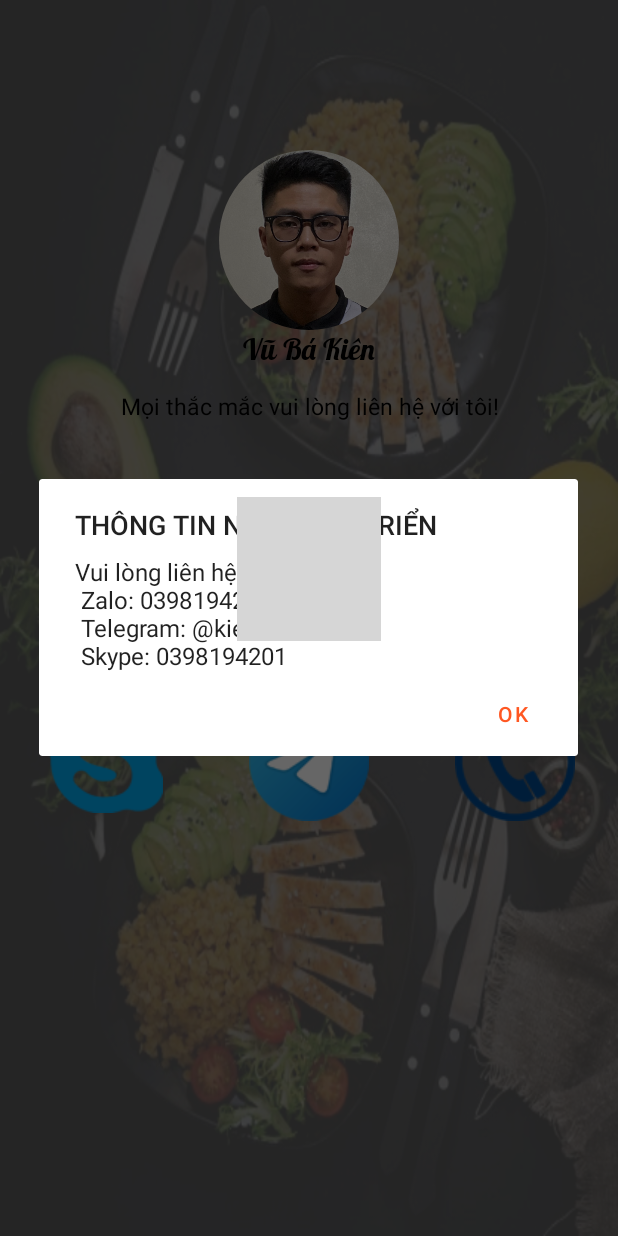
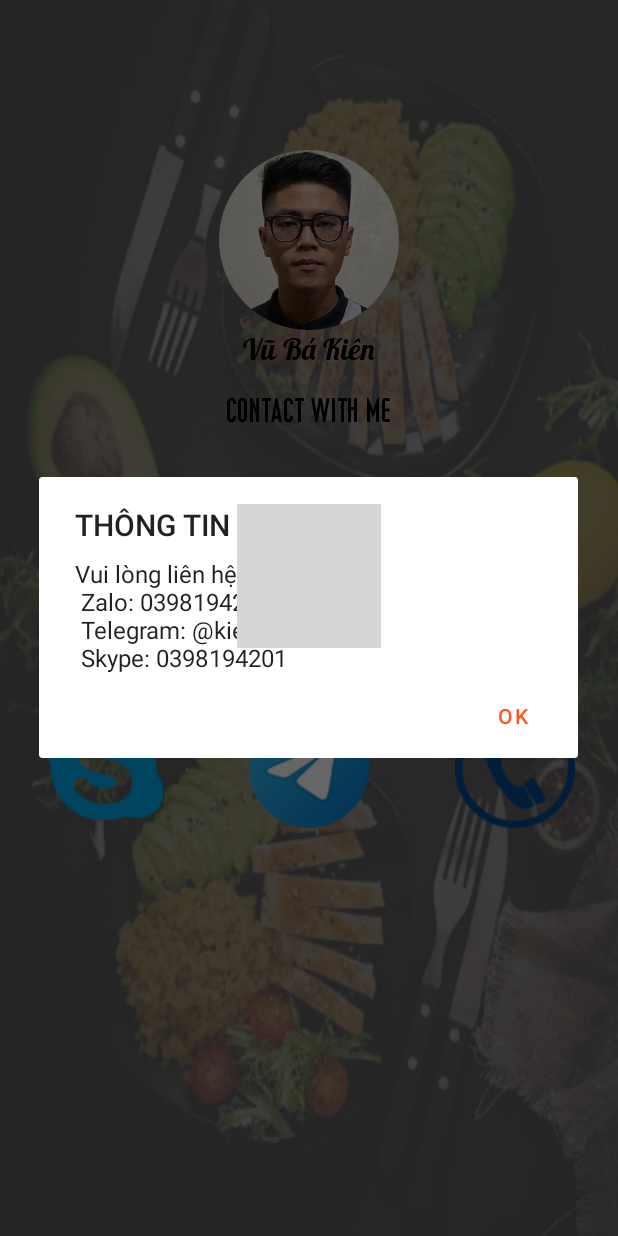
Before and after one commit to kienvu19/AppOrderFoodBasic, an Android app: the ContactWithMe screen opened directly, with no data from a screen before it, after a tap on an icon or button, on a phone screen of 412 x 824 dp. Run offline under Robolectric (Android 15) with nearby library versions, the phone set to English and light mode, and no system bars; our stand-ins replace CircleImageView; grey boxes are pictures that could not be loaded.

Commit message:
First Project Android Studio

```diff
--- a/app/src/main/java/com/example/OrderFoodAppbyKienVu/ContactWithMe.java
+++ b/app/src/main/java/com/example/OrderFoodAppbyKienVu/ContactWithMe.java
@@ -61,7 +61,7 @@ public class ContactWithMe extends AppCompatActivity {
     }
     private void confirmDialog() {
         AlertDialog.Builder builder = new AlertDialog.Builder(this);
-        builder.setTitle("THÔNG TIN NHÀ PHÁT TRIỂN");
+        builder.setTitle("THÔNG TIN");
         builder.setMessage("Vui lòng liên hệ với tôi: "+"\n Zalo: 0398194201 \n Telegram: @kienvu19 \n Skype: 0398194201");
         builder.setPositiveButton("OK", (dialogInterface, i) -> {
 
--- a/app/src/main/java/com/example/OrderFoodAppbyKienVu/DatabaseFood/DBHelper.java
+++ b/app/src/main/java/com/example/OrderFoodAppbyKienVu/DatabaseFood/DBHelper.java
@@ -107,7 +107,6 @@ public class DBHelper extends SQLiteOpenHelper {
         cursor.close();
         db.close();
         return sAmount;
-//        return formatter.format(Integer.parseInt(sAmount));
     }
 
     public boolean isMasterEmpty() {
--- a/app/src/main/java/com/example/OrderFoodAppbyKienVu/FoodAdapter.java
+++ b/app/src/main/java/com/example/OrderFoodAppbyKienVu/FoodAdapter.java
@@ -54,7 +54,6 @@ public class FoodAdapter extends RecyclerView.Adapter<FoodAdapter.FoodViewHolder
         }
         holder.imgFood.setImageResource(food.getImage());
         holder.tvName.setText(food.getName());
-//        holder.tvGia.setText(String.valueOf(food.getGia()));
         holder.tvGia.setText(currencyVN.format(food.getGia()));
         holder.tvGt.setText(food.getGioithieu());
         holder.layout_item.setOnClickListener(view -> onClickGoToDetail(food));
--- a/app/src/main/java/com/example/OrderFoodAppbyKienVu/RememberInfoUserActivity.java
+++ b/app/src/main/java/com/example/OrderFoodAppbyKienVu/RememberInfoUserActivity.java
@@ -52,9 +52,8 @@ public class RememberInfoUserActivity extends AppCompatActivity {
         builder.setTitle("Xác nhận thông tin");
         builder.setMessage("Kiểm tra lại thông tin!");
         builder.setPositiveButton("LƯU", (dialogInterface, i) -> {
+            myDB.addInformationUser(edt1.getText().toString().trim(), edt2.getText().toString().trim(), edt3.getText().toString().trim());
             finish();
-            myDB.addInformationUser(edt1.getText().toString().trim(), edt2.getText().toString().trim(), edt3.getText().toString().trim());
-//            startActivity(new Intent(RememberInfoUserActivity.this, ShowInfoUserRememberActivity.class));
         });
         builder.setNegativeButton("HỦY", (dialogInterface, i) -> {
 
--- a/app/src/main/res/layout/activity_contact_with_me.xml
+++ b/app/src/main/res/layout/activity_contact_with_me.xml
@@ -38,9 +38,10 @@
             android:layout_width="match_parent"
             android:layout_height="match_parent"
             android:gravity="center"
+            android:fontFamily="@font/utm_pacific"
             android:textColor="@color/black"
-            android:textSize="15dp"
-            android:text="Mọi thắc mắc vui lòng liên hệ với tôi!">
+            android:textSize="20dp"
+            android:text="CONTACT WITH ME">
         </TextView>
     </LinearLayout>
     <LinearLayout
--- a/app/src/main/res/layout/cartlist.xml
+++ b/app/src/main/res/layout/cartlist.xml
@@ -15,7 +15,6 @@
             android:layout_width="wrap_content"
             android:layout_height="wrap_content"
             android:layout_centerVertical="true"
-            android:hint="1"
             android:textColor="#000"
             android:textSize="20sp"
             android:textStyle="bold" />
```
Also changed, not shown: app/src/main/java/com/example/OrderFoodAppbyKienVu/CartAdapter.java (+3 -4 lines), app/src/main/java/com/example/OrderFoodAppbyKienVu/InfoFoodCart1.java (+3 -13 lines), app/src/main/java/com/example/OrderFoodAppbyKienVu/MainActivity.java (+4 -9 lines), app/src/main/java/com/example/OrderFoodAppbyKienVu/OrderFull.java (+5 -12 lines), app/src/main/java/com/example/OrderFoodAppbyKienVu/PaymentFood.java (+4 -5 lines), app/src/main/java/com/example/OrderFoodAppbyKienVu/UpdateDeleteActivity.java (+4 -19 lines).
